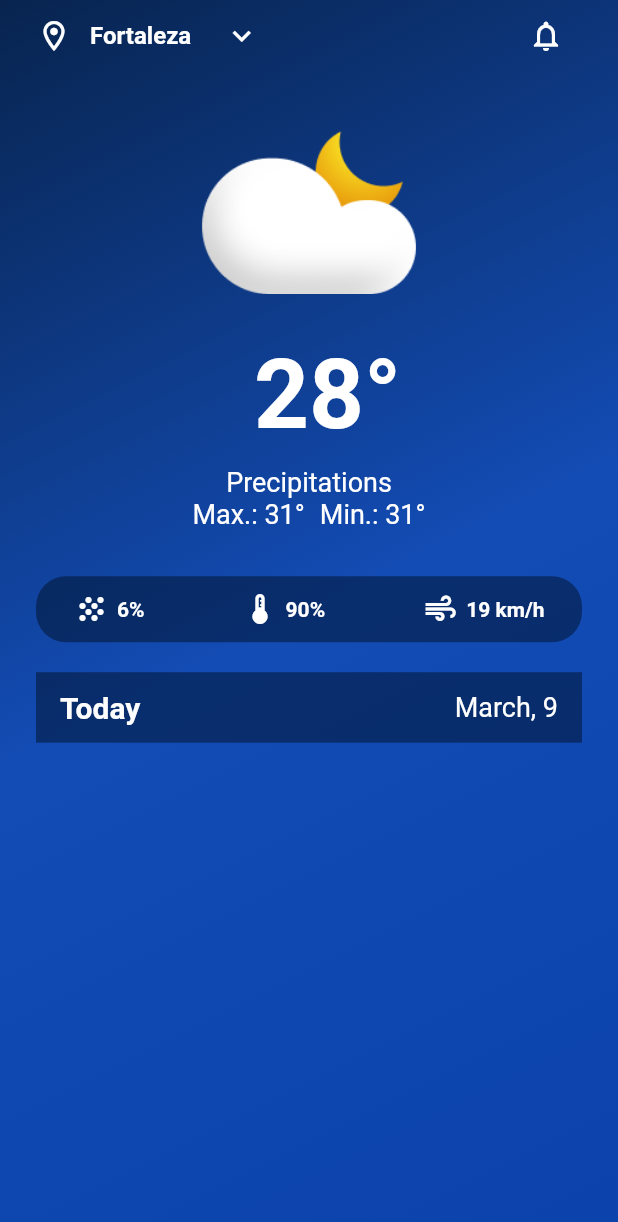
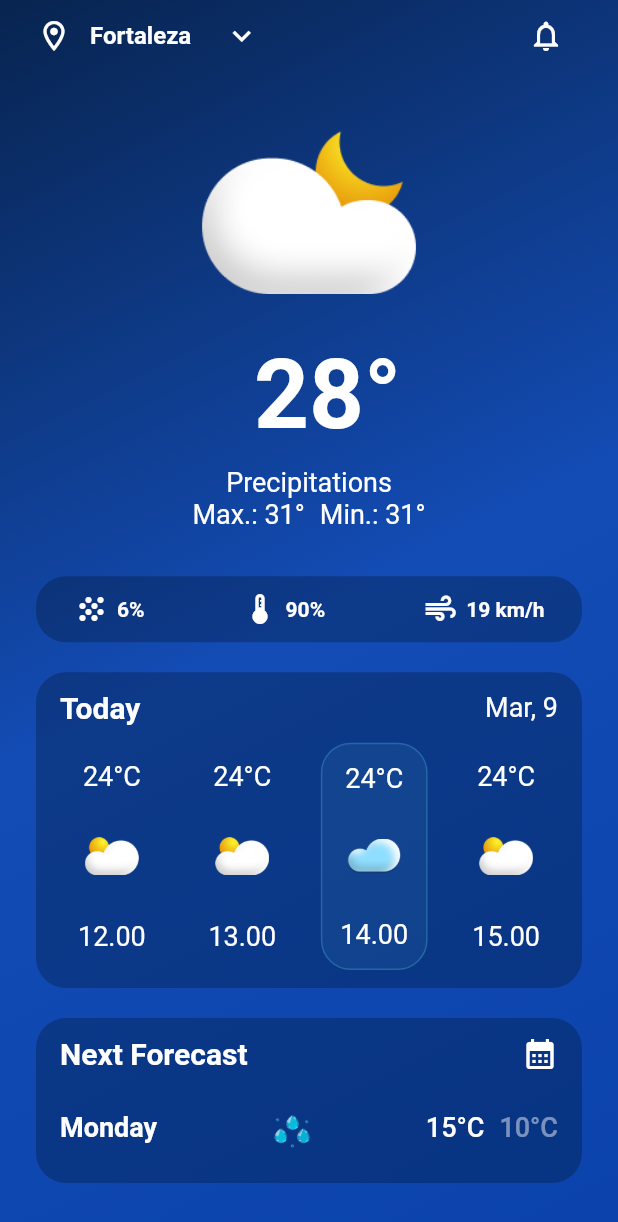
Before and after one commit to wRiqie/weather_clean_app, a Flutter app: the screen it shows after launch, on a phone screen of 412 x 824 dp. Shown: the top 1222 px of the screen. Run offline on Flutter 3.47's test engine with Material 2 defaults, Android fonts, the light colour scheme and no system bars; our stand-ins replace flutter_bloc, get_it, google_fonts.

Commit message:
feat: weather screen!

```diff
--- /dev/null
+++ b/lib/core/images.dart
@@ -0,0 +1,9 @@
+class Images {
+  static const cloudMoon = 'assets/icons/cloud_moon.png';
+  static const cloudRain = 'assets/icons/cloud_rain.png';
+  static const cloudSunRain = 'assets/icons/cloud_sun_rain.png';
+  static const cloudSun = 'assets/icons/cloud_sun.png';
+  static const cloud = 'assets/icons/cloud.png';
+  static const rainDrops = 'assets/icons/rain_drops.png';
+  static const sun = 'assets/icons/sun.png';
+}
--- a/lib/features/presentation/ui/screens/weather_screen.dart
+++ b/lib/features/presentation/ui/screens/weather_screen.dart
@@ -1,6 +1,10 @@
 import 'package:flutter/material.dart';
 import 'package:google_fonts/google_fonts.dart';
+import 'package:weather_clean_app/core/images.dart';
+import 'package:weather_clean_app/features/presentation/ui/widgets/forecast_card.dart';
 import 'package:weather_clean_app/features/presentation/ui/widgets/label_icon.dart';
+import 'package:weather_clean_app/features/presentation/ui/widgets/next_forecast_list_tile.dart';
+import 'package:weather_clean_app/features/presentation/ui/widgets/weather_card.dart';
 
 class WeatherScreen extends StatefulWidget {
   const WeatherScreen({super.key});
@@ -15,7 +19,7 @@ class _WeatherScreenState extends State<WeatherScreen> {
 
   @override
   Widget build(BuildContext context) {
-    const cardColor = Color.fromARGB(128, 0, 16, 38);
+    const cardColor = Color.fromARGB(77, 0, 16, 38);
 
     return Scaffold(
       body: Stack(
@@ -36,6 +40,7 @@ class _WeatherScreenState extends State<WeatherScreen> {
           SafeArea(
             child: Padding(
               padding: const EdgeInsets.symmetric(horizontal: 24),
+              child: SingleChildScrollView(
                 child: Column(
                   children: [
                     Row(
@@ -100,7 +105,7 @@ class _WeatherScreenState extends State<WeatherScreen> {
                     Padding(
                       padding: const EdgeInsets.symmetric(vertical: 30),
                       child: Image.asset(
-                      'assets/icons/cloud_moon.png',
+                        Images.cloudMoon,
                         width: MediaQuery.of(context).size.width * .35,
                       ),
                     ),
@@ -185,36 +190,70 @@ class _WeatherScreenState extends State<WeatherScreen> {
                         ],
                       ),
                     ),
-                  const SizedBox(height: 20,),
-                  Container(
-                    padding: const EdgeInsets.symmetric(horizontal: 16, vertical: 12),
-                    color: cardColor,
-                    child: Column(
-                      children: [
-                        Row(
-                          mainAxisAlignment: MainAxisAlignment.spaceBetween,
-                          children: [
-                            Text(
-                              'Today',
-                              style: GoogleFonts.roboto(
-                                fontSize: 20,
-                                fontWeight: FontWeight.bold,
-                                color: Colors.white,
+                    const SizedBox(
+                      height: 20,
                     ),
-                            ),
-                            Text(
-                              'March, 9',
+                    WeatherCard(
+                      title: 'Today',
+                      subtitleWidget: Text(
+                        'Mar, 9',
                         style: GoogleFonts.roboto(
                           fontSize: 18,
                           color: Colors.white,
                         ),
                       ),
-                          ],
-                        )
+                      children: [
+                        Row(
+                          mainAxisAlignment: MainAxisAlignment.spaceBetween,
+                          children: const [
+                            ForecastCard(
+                              hour: 12,
+                              image: Images.cloudSun,
+                              temp: 24,
+                            ),
+                            ForecastCard(
+                              hour: 13,
+                              image: Images.cloudSun,
+                              temp: 24,
+                            ),
+                            ForecastCard(
+                              hour: 14,
+                              image: Images.cloud,
+                              temp: 24,
+                              isSelected: true,
+                            ),
+                            ForecastCard(
+                              hour: 15,
+                              image: Images.cloudSun,
+                              temp: 24,
+                            ),
                           ],
                         ),
+                      ],
+                    ),
+                    const SizedBox(
+                      height: 20,
+                    ),
+                    const WeatherCard(
+                      title: 'Next Forecast',
+                      subtitleWidget: Icon(
+                        Icons.calendar_month,
+                        color: Colors.white,
+                      ),
+                      children: [
+                        NextForecastListTile(
+                          day: 'Monday',
+                          image: Images.rainDrops,
+                          max: 15,
+                          min: 10,
                         ),
                       ],
+                    ),
+                    const SizedBox(
+                      height: 20,
+                    ),
+                  ],
+                ),
               ),
             ),
           ),
--- /dev/null
+++ b/lib/features/presentation/ui/widgets/forecast_card.dart
@@ -0,0 +1,64 @@
+import 'package:flutter/material.dart';
+import 'package:google_fonts/google_fonts.dart';
+import 'package:weather_clean_app/core/images.dart';
+
+class ForecastCard extends StatelessWidget {
+  final int hour;
+  final String image;
+  final int temp;
+  final bool isSelected;
+  const ForecastCard({
+    super.key,
+    this.isSelected = false,
+    required this.hour,
+    required this.image,
+    required this.temp,
+  });
+
+  @override
+  Widget build(BuildContext context) {
+    return Container(
+      padding: const EdgeInsets.all(12),
+      decoration: isSelected
+          ? BoxDecoration(
+              color: const Color.fromARGB(65, 37, 102, 163),
+              border: Border.all(
+                color: const Color(0xFF2566A3),
+                width: 1,
+              ),
+              borderRadius: BorderRadius.circular(
+                20,
+              ),
+            )
+          : null,
+      child: Column(
+        children: [
+          Text(
+            '$temp°C',
+            style: GoogleFonts.roboto(
+              fontSize: 18,
+              color: Colors.white,
+            ),
+          ),
+          const SizedBox(
+            height: 30,
+          ),
+          Image.asset(
+            image,
+            width: 36,
+          ),
+          const SizedBox(
+            height: 30,
+          ),
+          Text(
+            '$hour.00',
+            style: GoogleFonts.roboto(
+              fontSize: 18,
+              color: Colors.white,
+            ),
+          ),
+        ],
+      ),
+    );
+  }
+}
--- /dev/null
+++ b/lib/features/presentation/ui/widgets/next_forecast_list_tile.dart
@@ -0,0 +1,60 @@
+import 'package:flutter/material.dart';
+import 'package:google_fonts/google_fonts.dart';
+
+class NextForecastListTile extends StatelessWidget {
+  final String day;
+  final String image;
+  final int min;
+  final int max;
+  const NextForecastListTile({
+    super.key,
+    required this.day,
+    required this.image,
+    required this.min,
+    required this.max,
+  });
+
+  @override
+  Widget build(BuildContext context) {
+    return Row(
+      mainAxisAlignment: MainAxisAlignment.spaceBetween,
+      children: [
+        Text(
+          day,
+          style: GoogleFonts.roboto(
+            fontSize: 18,
+            color: Colors.white,
+            fontWeight: FontWeight.bold,
+          ),
+        ),
+        Image.asset(
+          image,
+          width: 50,
+        ),
+        Row(
+          children: [
+            Text(
+              '$max°C',
+              style: GoogleFonts.roboto(
+                fontSize: 18,
+                color: Colors.white,
+                fontWeight: FontWeight.w500,
+              ),
+            ),
+            const SizedBox(
+              width: 10,
+            ),
+            Text(
+              '$min°C',
+              style: GoogleFonts.roboto(
+                fontSize: 18,
+                color: const Color.fromARGB(118, 255, 255, 255),
+                fontWeight: FontWeight.w500,
+              ),
+            ),
+          ],
+        ),
+      ],
+    );
+  }
+}
--- /dev/null
+++ b/lib/features/presentation/ui/widgets/weather_card.dart
@@ -0,0 +1,49 @@
+import 'package:flutter/material.dart';
+import 'package:google_fonts/google_fonts.dart';
+
+class WeatherCard extends StatelessWidget {
+  final String title;
+  final Widget? subtitleWidget;
+  final List<Widget> children;
+  const WeatherCard({
+    super.key,
+    required this.title,
+    required this.subtitleWidget,
+    required this.children,
+  });
+
+  @override
+  Widget build(BuildContext context) {
+    const cardColor = Color.fromARGB(77, 0, 16, 38);
+
+    return Container(
+      decoration: BoxDecoration(
+        color: cardColor,
+        borderRadius: BorderRadius.circular(20),
+      ),
+      padding: const EdgeInsets.symmetric(horizontal: 16, vertical: 12),
+      child: Column(
+        children: [
+          Row(
+            mainAxisAlignment: MainAxisAlignment.spaceBetween,
+            children: [
+              Text(
+                title,
+                style: GoogleFonts.roboto(
+                  fontSize: 20,
+                  fontWeight: FontWeight.bold,
+                  color: Colors.white,
+                ),
+              ),
+              subtitleWidget ?? Container(),
+            ],
+          ),
+          const SizedBox(
+            height: 12,
+          ),
+          ...children,
+        ],
+      ),
+    );
+  }
+}
```
Lines whose indentation alone changed are shown as unchanged.
